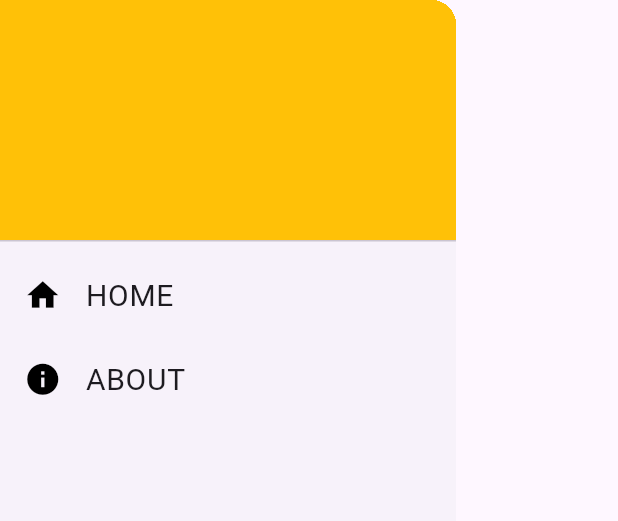
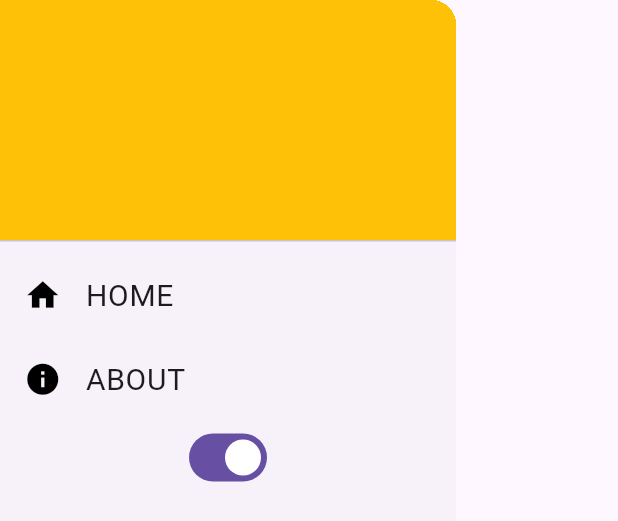
Before and after one commit to AnJasid/game_info, a Flutter app: the MainDrawer widget shown alone on an empty page, opened directly, on a phone screen of 412 x 824 dp. Shown: the top 521 px of the screen. Run offline on Flutter 3.47's test engine with Material 3 defaults, Android fonts, the phone set to English and light mode, and no system bars; our stand-ins replace flutter_riverpod.

Commit message:
update to implement the riverpod state management

```diff
--- a/lib/widgets/main_drawer.dart
+++ b/lib/widgets/main_drawer.dart
@@ -1,8 +1,10 @@
 import 'package:flutter/material.dart';
+import 'package:flutter_riverpod/flutter_riverpod.dart';
+import 'package:game_info/provider/theme_provider.dart';
 import 'package:game_info/screens/about_screen.dart';
 import 'package:game_info/screens/home_screen.dart';
 
-class MainDrawer extends StatelessWidget {
+class MainDrawer extends ConsumerWidget {
   const MainDrawer({super.key});
 
   void _goToHomeScreen(BuildContext context) {
@@ -31,7 +33,8 @@ class MainDrawer extends StatelessWidget {
   }
 
   @override
-  Widget build(BuildContext context) {
+  Widget build(BuildContext context, WidgetRef ref) {
+    final isLightTheme = ref.watch(themeProvider);
     return Drawer(
       child: Column(
         children: [
@@ -86,6 +89,11 @@ class MainDrawer extends StatelessWidget {
               showAboutScreen(context);
             },
           ),
+          Switch(
+            value: isLightTheme,
+            onChanged: (value) =>
+                ref.read(themeProvider.notifier).state = value,
+          )
         ],
       ),
     );
```
Also changed, not shown: lib/main.dart (+13 -5 lines).
